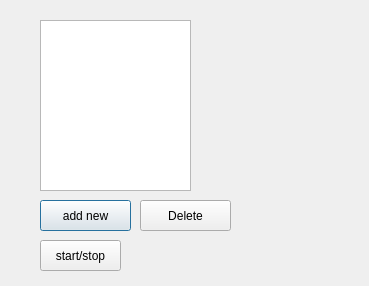
Above: Lab2/alarmwindow.ui from MariKush/OOP before the change. Below: the same form after it.
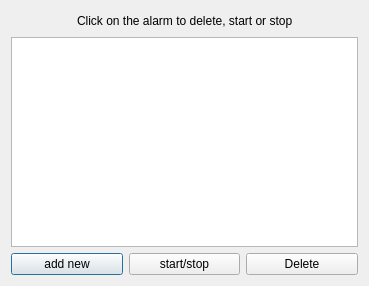
That is the form after the change.

Diff of the .ui file:
```diff
--- a/Lab2/alarmwindow.ui
+++ b/Lab2/alarmwindow.ui
@@ -13,55 +13,73 @@
   <property name="windowTitle">
    <string>Dialog</string>
   </property>
+  <layout class="QVBoxLayout" name="verticalLayout">
+   <item>
+    <layout class="QHBoxLayout" name="horizontalLayout">
+     <item>
+      <spacer name="horizontalSpacer">
+       <property name="orientation">
+        <enum>Qt::Horizontal</enum>
+       </property>
+       <property name="sizeHint" stdset="0">
+        <size>
+         <width>40</width>
+         <height>20</height>
+        </size>
+       </property>
+      </spacer>
+     </item>
+     <item>
+      <widget class="QLabel" name="label">
+       <property name="text">
+        <string>Click on the alarm to delete, start or stop</string>
+       </property>
+      </widget>
+     </item>
+     <item>
+      <spacer name="horizontalSpacer_2">
+       <property name="orientation">
+        <enum>Qt::Horizontal</enum>
+       </property>
+       <property name="sizeHint" stdset="0">
+        <size>
+         <width>40</width>
+         <height>20</height>
+        </size>
+       </property>
+      </spacer>
+     </item>
+    </layout>
+   </item>
+   <item>
+    <widget class="QListWidget" name="list_of_alarms"/>
+   </item>
+   <item>
+    <layout class="QHBoxLayout" name="horizontalLayout_2">
+     <item>
   <widget class="QPushButton" name="add_new_alarm">
-   <property name="geometry">
-    <rect>
-     <x>40</x>
-     <y>200</y>
-     <width>91</width>
-     <height>31</height>
-    </rect>
-   </property>
    <property name="text">
     <string>add new</string>
    </property>
   </widget>
-  <widget class="QListWidget" name="list_of_alarms">
-   <property name="geometry">
-    <rect>
-     <x>40</x>
-     <y>20</y>
-     <width>151</width>
-     <height>171</height>
-    </rect>
-   </property>
-  </widget>
+     </item>
+     <item>
   <widget class="QPushButton" name="start_stop_alarm">
-   <property name="geometry">
-    <rect>
-     <x>40</x>
-     <y>240</y>
-     <width>81</width>
-     <height>31</height>
-    </rect>
-   </property>
    <property name="text">
     <string>start/stop</string>
    </property>
   </widget>
+     </item>
+     <item>
   <widget class="QPushButton" name="delete_timer">
-   <property name="geometry">
-    <rect>
-     <x>140</x>
-     <y>200</y>
-     <width>91</width>
-     <height>31</height>
-    </rect>
-   </property>
    <property name="text">
     <string>Delete</string>
    </property>
   </widget>
+     </item>
+    </layout>
+   </item>
+  </layout>
  </widget>
  <resources/>
  <connections/>
```
Lines whose indentation alone changed are shown as unchanged.
